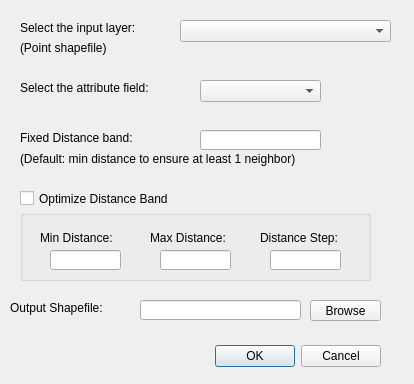
First picture: the form in hotspot_analysis_dialog_base.ui, repository stanly3690/HotSpotAnalysis_Plugin, before the edit.
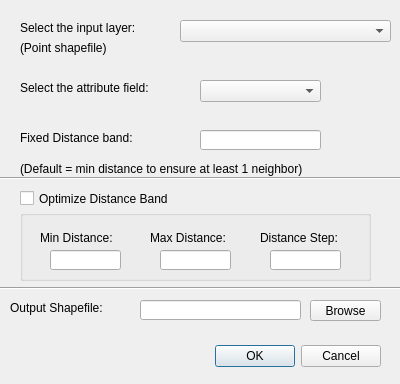
Second picture: the form after the edit.

Diff of the .ui file:
```diff
--- a/hotspot_analysis_dialog_base.ui
+++ b/hotspot_analysis_dialog_base.ui
@@ -6,7 +6,7 @@
    <rect>
     <x>0</x>
     <y>0</y>
-    <width>414</width>
+    <width>400</width>
     <height>384</height>
    </rect>
   </property>
@@ -255,13 +255,47 @@
    <property name="geometry">
     <rect>
      <x>20</x>
-     <y>150</y>
+     <y>160</y>
      <width>361</width>
      <height>17</height>
     </rect>
    </property>
+   <property name="font">
+    <font>
+     <pointsize>9</pointsize>
+     <weight>50</weight>
+     <italic>false</italic>
+     <bold>false</bold>
+    </font>
+   </property>
    <property name="text">
-    <string>(Default: min distance to ensure at least 1 neighbor)</string>
+    <string>(Default = min distance to ensure at least 1 neighbor)</string>
+   </property>
+  </widget>
+  <widget class="Line" name="line">
+   <property name="geometry">
+    <rect>
+     <x>0</x>
+     <y>170</y>
+     <width>401</width>
+     <height>16</height>
+    </rect>
+   </property>
+   <property name="orientation">
+    <enum>Qt::Horizontal</enum>
+   </property>
+  </widget>
+  <widget class="Line" name="line_2">
+   <property name="geometry">
+    <rect>
+     <x>0</x>
+     <y>280</y>
+     <width>401</width>
+     <height>16</height>
+    </rect>
+   </property>
+   <property name="orientation">
+    <enum>Qt::Horizontal</enum>
    </property>
   </widget>
  </widget>
```
Left out of the diff: 8 changed lines with no effect on the pictures.
